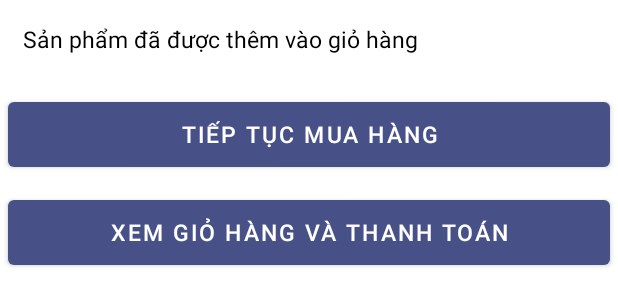
After one commit to minhtri12112001/book-store-app, an Android app: the layout layout_bottom_sheet.xml on its own in the app's theme, with its tools: preview values and no code run, on a phone screen of 412 x 824 dp. The commit adds this screen. Shown: the top 306 px of the screen. Run offline under Robolectric (Android 15) with nearby library versions, the phone set to English and light mode, and no system bars.

Commit message:
bottom sheet dialog

```diff
--- /dev/null
+++ b/app/src/main/res/drawable/bottom_sheet_background.xml
@@ -0,0 +1,7 @@
+<?xml version="1.0" encoding="utf-8"?>
+<shape xmlns:android="http://schemas.android.com/apk/res/android"
+    android:shape="rectangle">
+    <solid android:color="@color/white"/>
+
+
+</shape>
--- /dev/null
+++ b/app/src/main/res/layout/layout_bottom_sheet.xml
@@ -0,0 +1,39 @@
+<?xml version="1.0" encoding="utf-8"?>
+<LinearLayout xmlns:android="http://schemas.android.com/apk/res/android"
+    android:id="@+id/bottomSheetContainer"
+    android:layout_width="match_parent"
+    android:layout_height="wrap_content"
+    android:background="@drawable/bottom_sheet_background"
+    android:orientation="vertical">
+
+    <TextView
+        android:layout_width="match_parent"
+        android:layout_height="wrap_content"
+        android:gravity="left"
+        android:padding="15dp"
+        android:text="Sản phẩm đã được thêm vào giỏ hàng"
+        android:textColor="@color/black"
+        android:textSize="15dp" />
+
+    <Button
+        android:id="@+id/btn_continue"
+        android:layout_width="match_parent"
+        android:layout_height="55dp"
+        android:layout_marginTop="10dp"
+        android:layout_marginLeft="5dp"
+        android:layout_marginRight="5dp"
+        android:text="Tiếp tục mua hàng"
+        android:textSize="15dp" />
+
+    <Button
+        android:id="@+id/btn_cart_pay"
+        android:layout_width="match_parent"
+        android:layout_height="55dp"
+        android:layout_marginTop="10dp"
+        android:layout_marginLeft="5dp"
+        android:layout_marginRight="5dp"
+        android:text="Xem giỏ hàng và thanh toán"
+        android:textSize="15dp" />
+
+
+</LinearLayout>
```
Also changed, not shown: app/src/main/java/com/example/bookstore/BookDetailActivity.java (+49 -3 lines), app/src/main/res/layout/fragment_book_detail.xml (+6 -4 lines), app/src/main/res/values/styles.xml (added, +10 -0 lines).
